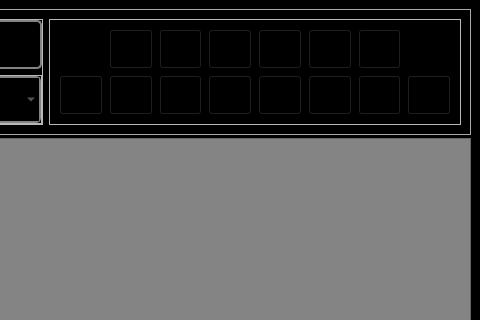
Old version of the form Scanner GUI/Plotters Control/Plotter/plotter.ui in the repository afylab/nanoSQUID-Scanning-Software; both pictures show x 595 to 1075 and y 0 to 320 of the 1075 by 842 pixel window.
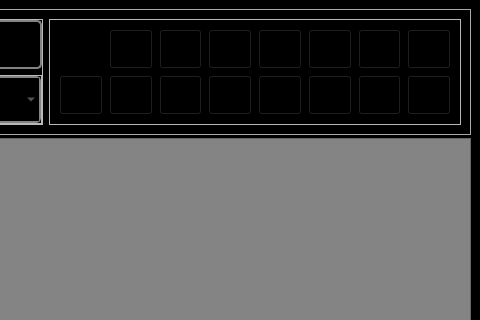
New version of the form. Icons and pictures are not drawn.

The edit to the form file:
```diff
--- a/Scanner GUI/Plotters Control/Plotter/plotter.ui
+++ b/Scanner GUI/Plotters Control/Plotter/plotter.ui
@@ -834,6 +834,37 @@
             </property>
            </widget>
           </item>
+          <item row="0" column="7">
+           <widget class="QPushButton" name="pushButton_Bipolar">
+            <property name="sizePolicy">
+             <sizepolicy hsizetype="Preferred" vsizetype="Preferred">
+              <horstretch>0</horstretch>
+              <verstretch>0</verstretch>
+             </sizepolicy>
+            </property>
+            <property name="toolTip">
+             <string>Set the histogram to be symmetric</string>
+            </property>
+            <property name="styleSheet">
+             <string notr="true">QPushButton:disabled#pushButton_Bipolar {image:url(:/nSOTScanner/Pictures/lock.png)}
+
+#pushButton_Bipolar{
+image:url(:/nSOTScanner/Pictures/Bipolar.png);
+background: black;
+}
+
+QPushButton:pressed#pushButton_Bipolar{
+image:url(:/nSOTScanner/Pictures/Bipolar.png);
+background: black;
+border: 2px rgb(131,131,131);
+border-radius: 5px
+}</string>
+            </property>
+            <property name="text">
+             <string/>
+            </property>
+           </widget>
+          </item>
          </layout>
         </widget>
        </item>
```
